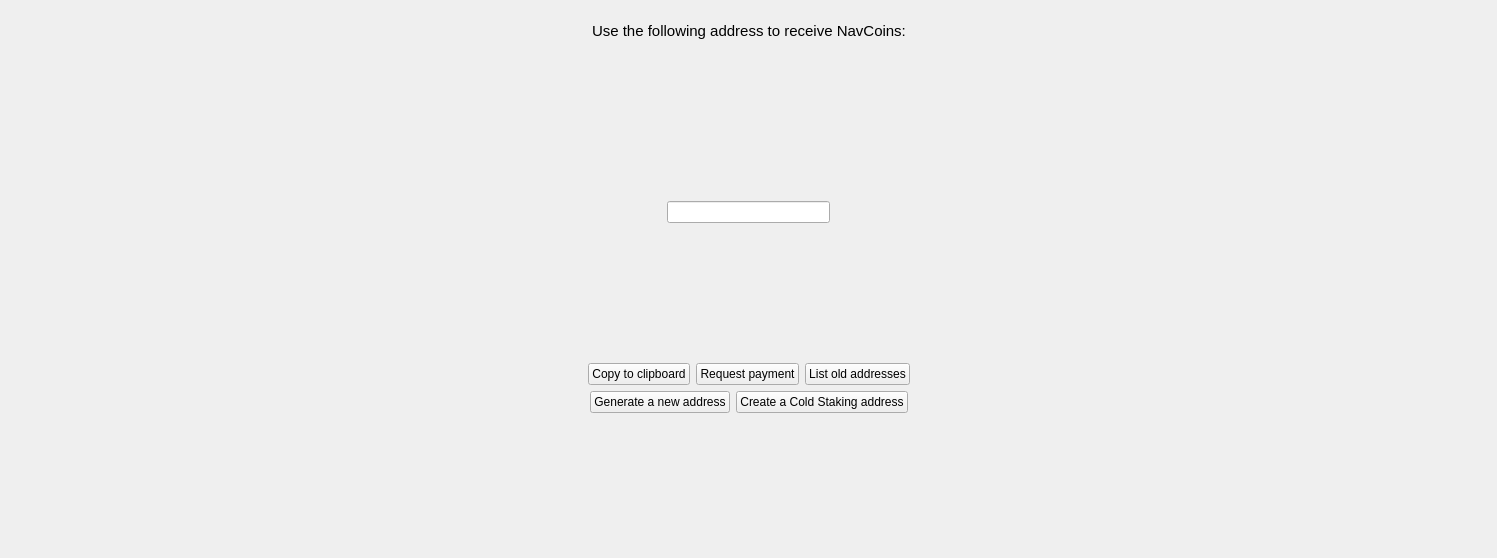
This is src/qt/forms/getaddresstoreceive.ui in navcoin/navcoin-core as Qt 5 draws it before an edit. The edited form follows.
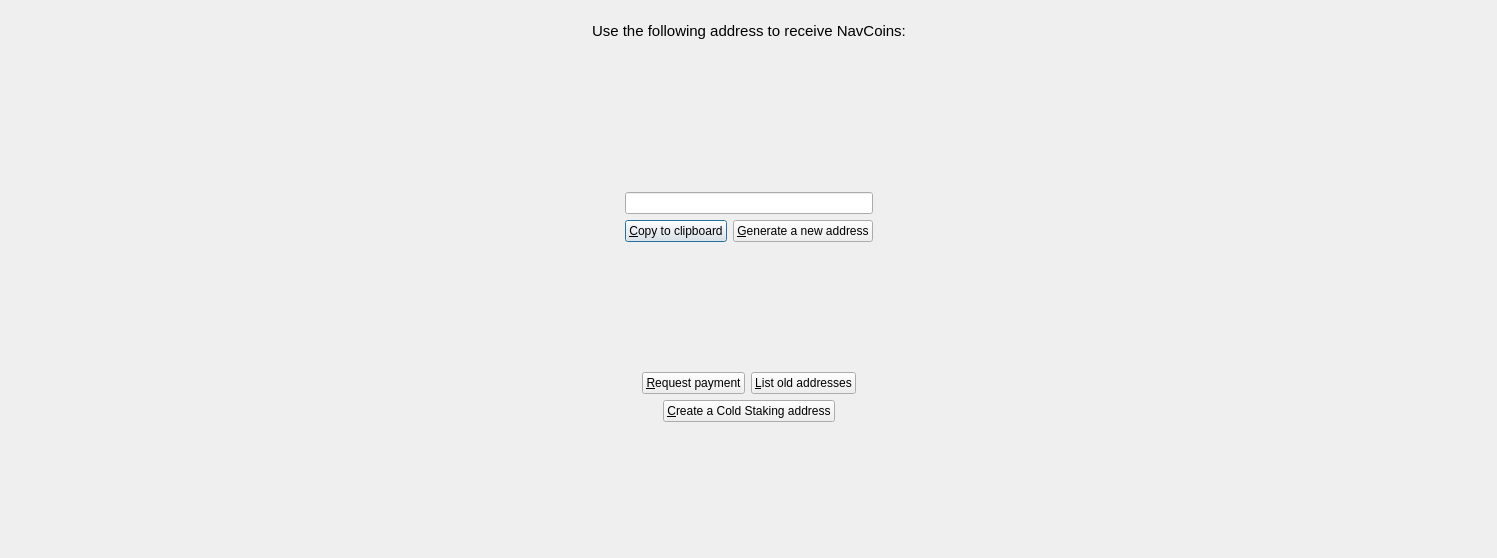
This is the edited form. Custom widgets are drawn as their Qt base class.

Commit message: Updated layout for receive page

The edit to the form file:
```diff
--- a/src/qt/forms/getaddresstoreceive.ui
+++ b/src/qt/forms/getaddresstoreceive.ui
@@ -160,6 +160,27 @@
              </property>
             </widget>
            </item>
+           <item>
+            <layout class="QHBoxLayout" name="verticalLayout_13">
+             <item>
+               <widget class="QPushButton" name="copyClipboardButton">
+                <property name="text">
+                 <string>&amp;Copy to clipboard</string>
+                </property>
+                <property name="default">
+                 <bool>true</bool>
+                </property>
+               </widget>
+              </item>
+              <item>
+               <widget class="QPushButton" name="newAddressButton">
+                <property name="text">
+                 <string>&amp;Generate a new address</string>
+                </property>
+               </widget>
+              </item>
+            </layout>
+           </item>
           </layout>
          </item>
          <item>
@@ -220,24 +241,17 @@
          </property>
         </spacer>
        </item>
-       <item>
-        <widget class="QPushButton" name="copyClipboardButton">
-         <property name="text">
-          <string>Copy to clipboard</string>
-         </property>
-        </widget>
-       </item>
        <item>
         <widget class="QPushButton" name="requestPaymentButton">
          <property name="text">
-          <string>Request payment</string>
+          <string>&amp;Request payment</string>
          </property>
         </widget>
        </item>
        <item>
         <widget class="QPushButton" name="requestNewAddressButton">
          <property name="text">
-          <string>List old addresses</string>
+          <string>&amp;List old addresses</string>
          </property>
         </widget>
        </item>
@@ -271,17 +285,10 @@
          </property>
         </spacer>
        </item>
-       <item>
-        <widget class="QPushButton" name="newAddressButton">
-         <property name="text">
-          <string>Generate a new address</string>
-         </property>
-        </widget>
-       </item>
        <item>
         <widget class="QPushButton" name="coldStakingButton">
          <property name="text">
-          <string>Create a Cold Staking address</string>
+          <string>&amp;Create a Cold Staking address</string>
          </property>
         </widget>
        </item>
```
The commit also changes 2 other files.
